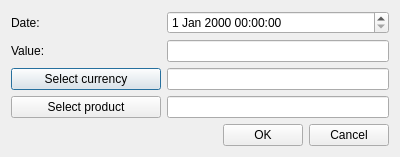
Old version of the form OrmasAdmin/OrmasAdmin/CreatePrcDlg.ui in the repository Dalerjon/TheOrmasProejct.
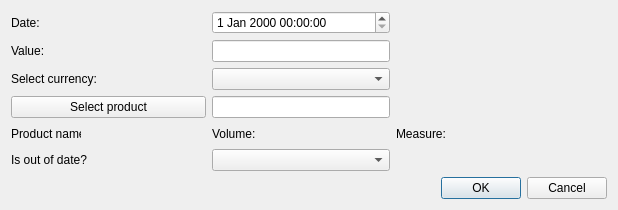
New version of the form.

```diff
--- a/OrmasAdmin/OrmasAdmin/CreatePrcDlg.ui
+++ b/OrmasAdmin/OrmasAdmin/CreatePrcDlg.ui
@@ -6,8 +6,8 @@
    <rect>
     <x>0</x>
     <y>0</y>
-    <width>400</width>
-    <height>157</height>
+    <width>618</width>
+    <height>210</height>
    </rect>
   </property>
   <property name="windowTitle">
@@ -32,24 +32,73 @@
    <property name="bottomMargin">
     <number>11</number>
    </property>
-   <item row="5" column="0">
-    <widget class="QPushButton" name="currencyBtn">
+   <item row="7" column="3">
+    <widget class="QLabel" name="volumePh">
+     <property name="minimumSize">
+      <size>
+       <width>100</width>
+       <height>0</height>
+      </size>
+     </property>
+     <property name="font">
+      <font>
+       <family>Times New Roman</family>
+       <pointsize>12</pointsize>
+       <weight>75</weight>
+       <italic>true</italic>
+       <bold>true</bold>
+      </font>
+     </property>
      <property name="text">
-      <string>Select currency</string>
+      <string/>
      </property>
     </widget>
    </item>
-   <item row="0" column="0">
-    <widget class="QLabel" name="dateLb">
+   <item row="7" column="4">
+    <widget class="QLabel" name="measureLb">
      <property name="text">
-      <string>Date:</string>
+      <string>Measure:</string>
      </property>
     </widget>
    </item>
-   <item row="5" column="1">
-    <widget class="QLineEdit" name="currencyEdit">
-     <property name="readOnly">
-      <bool>true</bool>
+   <item row="7" column="1">
+    <widget class="QLabel" name="prodNamePh">
+     <property name="minimumSize">
+      <size>
+       <width>100</width>
+       <height>0</height>
+      </size>
+     </property>
+     <property name="font">
+      <font>
+       <family>Times New Roman</family>
+       <pointsize>12</pointsize>
+       <weight>75</weight>
+       <italic>true</italic>
+       <bold>true</bold>
+      </font>
+     </property>
+     <property name="text">
+      <string/>
+     </property>
+    </widget>
+   </item>
+   <item row="7" column="2">
+    <widget class="QLabel" name="volumeLb">
+     <property name="minimumSize">
+      <size>
+       <width>70</width>
+       <height>0</height>
+      </size>
+     </property>
+     <property name="maximumSize">
+      <size>
+       <width>70</width>
+       <height>16777215</height>
+      </size>
+     </property>
+     <property name="text">
+      <string>Volume:</string>
      </property>
     </widget>
    </item>
@@ -60,14 +109,62 @@
      </property>
     </widget>
    </item>
-   <item row="2" column="1">
-    <widget class="QLineEdit" name="valueEdit">
-     <property name="toolTip">
-      <string>&lt;html&gt;&lt;head/&gt;&lt;body&gt;&lt;p&gt;For example: 1000 (depends on currency, in that case 1000 USD)&lt;/p&gt;&lt;/body&gt;&lt;/html&gt;</string>
+   <item row="0" column="0">
+    <widget class="QLabel" name="dateLb">
+     <property name="text">
+      <string>Date:</string>
      </property>
     </widget>
    </item>
-   <item row="8" column="0" colspan="2">
+   <item row="5" column="0">
+    <widget class="QLabel" name="currencyLb">
+     <property name="text">
+      <string>Select currency:</string>
+     </property>
+    </widget>
+   </item>
+   <item row="7" column="5">
+    <widget class="QLabel" name="measurePh">
+     <property name="minimumSize">
+      <size>
+       <width>100</width>
+       <height>0</height>
+      </size>
+     </property>
+     <property name="font">
+      <font>
+       <family>Times New Roman</family>
+       <pointsize>12</pointsize>
+       <weight>75</weight>
+       <italic>true</italic>
+       <bold>true</bold>
+      </font>
+     </property>
+     <property name="text">
+      <string/>
+     </property>
+    </widget>
+   </item>
+   <item row="7" column="0">
+    <widget class="QLabel" name="prodNameLb">
+     <property name="minimumSize">
+      <size>
+       <width>70</width>
+       <height>0</height>
+      </size>
+     </property>
+     <property name="maximumSize">
+      <size>
+       <width>70</width>
+       <height>16777215</height>
+      </size>
+     </property>
+     <property name="text">
+      <string>Product name:</string>
+     </property>
+    </widget>
+   </item>
+   <item row="9" column="0" colspan="6">
     <layout class="QHBoxLayout" name="horizontalLayout">
      <item>
       <spacer name="horizontalSpacer">
@@ -98,7 +195,17 @@
      </item>
     </layout>
    </item>
-   <item row="6" column="0">
+   <item row="2" column="2" colspan="2">
+    <widget class="QLineEdit" name="valueEdit">
+     <property name="toolTip">
+      <string>&lt;html&gt;&lt;head/&gt;&lt;body&gt;&lt;p&gt;For example: 1000 (depends on currency, in that case 1000 USD)&lt;/p&gt;&lt;/body&gt;&lt;/html&gt;</string>
+     </property>
+    </widget>
+   </item>
+   <item row="5" column="2" colspan="2">
+    <widget class="QComboBox" name="currencyCmb"/>
+   </item>
+   <item row="6" column="0" colspan="2">
     <widget class="QPushButton" name="productBtn">
      <property name="minimumSize">
       <size>
@@ -111,7 +218,10 @@
      </property>
     </widget>
    </item>
-   <item row="6" column="1">
+   <item row="0" column="2" colspan="2">
+    <widget class="QDateTimeEdit" name="dateEdit"/>
+   </item>
+   <item row="6" column="2" colspan="2">
     <widget class="QLineEdit" name="productEdit">
      <property name="toolTip">
       <string>Must not be empty</string>
@@ -121,8 +231,15 @@
      </property>
     </widget>
    </item>
-   <item row="0" column="1">
-    <widget class="QDateTimeEdit" name="dateEdit"/>
+   <item row="8" column="0" colspan="2">
+    <widget class="QLabel" name="isOutdatedLb">
+     <property name="text">
+      <string>Is out of date?</string>
+     </property>
+    </widget>
+   </item>
+   <item row="8" column="2" colspan="2">
+    <widget class="QComboBox" name="isOutdatedCmb"/>
    </item>
   </layout>
  </widget>
```
Left out of the diff: 4 changed lines with no effect on the pictures.
